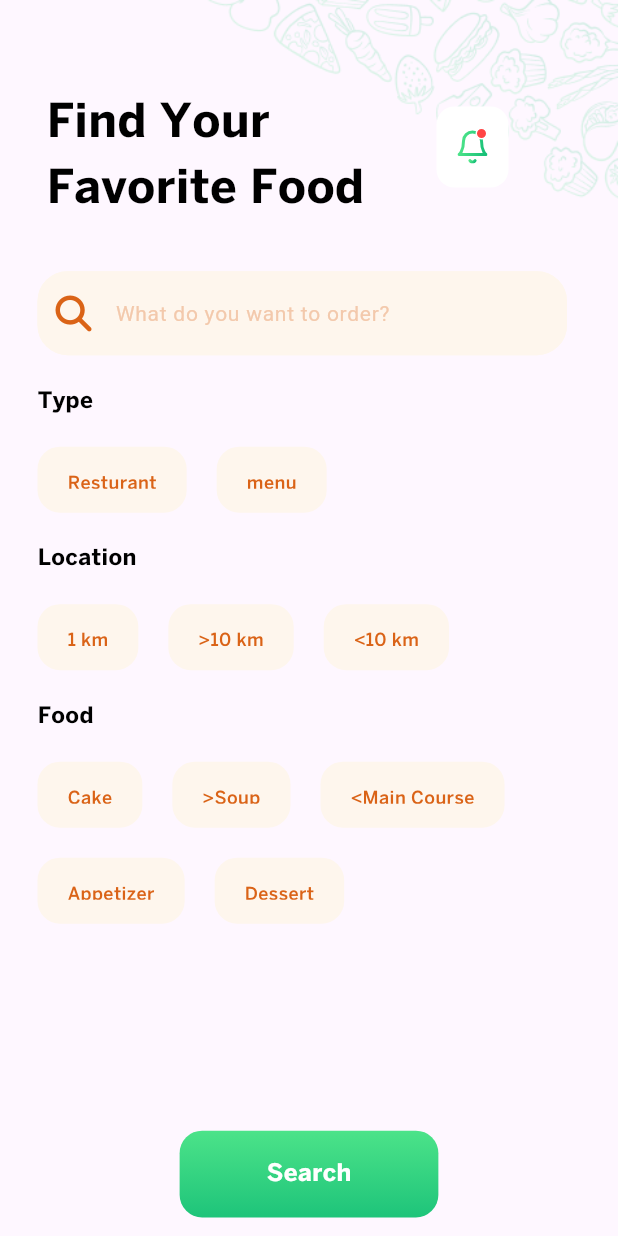
After one commit to mohamedemad121/food-ninja, a Flutter app: the FilterSearch screen opened by its route, on a phone screen of 412 x 824 dp. The commit adds this screen. Run offline on Flutter 3.47's test engine with Material 3 defaults, Android fonts, the phone set to English and light mode, and no system bars; our stand-ins replace flutter_svg, font_awesome_flutter, go_router, google_nav_bar, image_picker, pinput.

Commit message:
feat: Enhance FilterText component with onTap and svg properties; add FilterSearch view and ListFilter widget

```diff
--- a/lib/core/components/filter_text.dart
+++ b/lib/core/components/filter_text.dart
@@ -1,11 +1,11 @@
 import 'package:flutter/material.dart';
 import 'package:flutter_svg/svg.dart';
-import 'package:foodninja/core/constant/svg_manger.dart';
 import 'package:foodninja/presentation/home_view/widgets/custom_textsearch.dart';
 
 class FilterText extends StatelessWidget {
-  const FilterText({super.key});
-
+  const FilterText({super.key, this.onTap, this.svg});
+  final Function()? onTap;
+  final String? svg;
   @override
   Widget build(BuildContext context) {
     return Padding(
@@ -14,7 +14,7 @@ class FilterText extends StatelessWidget {
         children: [
           Expanded(child: CustomTextsearch()),
           SizedBox(width: 9),
-          SvgPicture.asset(SvgManger.filter),
+          if (svg != null) InkWell(onTap: onTap, child: SvgPicture.asset(svg!)),
         ],
       ),
     );
--- a/lib/core/constant/app_router.dart
+++ b/lib/core/constant/app_router.dart
@@ -1,4 +1,5 @@
 import 'package:foodninja/presentation/explore_resturant/views/explore_resturant.dart';
+import 'package:foodninja/presentation/filter/view/filter.dart';
 import 'package:foodninja/presentation/navigation_bar/navigation_bar.dart';
 import 'package:foodninja/presentation/notificion_success/notifiction_success.dart';
 import 'package:foodninja/presentation/on_boarding/views/page_view.dart';
@@ -34,6 +35,7 @@ class AppRouter {
   static const kNotifictionSuccess = '/NotifictionSuccess';
   static const knavigationbar = '/navigationbar';
   static const kexploreresturant = '/exploreresturant';
+  static const kfilter = '/filter';
   static final router = GoRouter(
     routes: [
       GoRoute(path: '/', builder: (context, state) => SplashView()),
@@ -68,6 +70,7 @@ class AppRouter {
         path: kexploreresturant,
         builder: (context, state) => ExploreResturant(),
       ),
+      GoRoute(path: kfilter, builder: (context, state) => FilterSearch()),
     ],
   );
 }
--- a/lib/presentation/explore_resturant/views/explore_resturant.dart
+++ b/lib/presentation/explore_resturant/views/explore_resturant.dart
@@ -1,6 +1,7 @@
 import 'package:flutter/material.dart';
 import 'package:foodninja/core/components/filter_text.dart';
 import 'package:foodninja/core/components/stack_navbar.dart';
+import 'package:foodninja/core/constant/svg_manger.dart';
 import 'package:foodninja/presentation/explore_resturant/widgets/grid_popular.dart';
 
 class ExploreResturant extends StatelessWidget {
@@ -16,7 +17,7 @@ class ExploreResturant extends StatelessWidget {
             children: [
               StackNavbar(),
               SizedBox(height: 18),
-              FilterText(),
+              FilterText(svg: SvgManger.filter),
               SizedBox(height: 20),
               Padding(
                 padding: const EdgeInsets.symmetric(horizontal: 31),
--- /dev/null
+++ b/lib/presentation/filter/view/filter.dart
@@ -0,0 +1,123 @@
+import 'package:flutter/material.dart';
+import 'package:foodninja/core/components/custom_button.dart';
+import 'package:foodninja/core/components/filter_text.dart';
+import 'package:foodninja/core/components/stack_navbar.dart';
+import 'package:foodninja/presentation/filter/widgets/list_filter.dart';
+
+class FilterSearch extends StatelessWidget {
+  FilterSearch({super.key});
+  final List<String> type = ['Resturant', 'menu'];
+  final List<String> location = ['1 km', '>10 km', '<10 km'];
+  final List<String> food = ['Cake', '>Soup', '<Main Course'];
+  final List<String> food2 = ['Appetizer', 'Dessert'];
+
+  @override
+  Widget build(BuildContext context) {
+    return Scaffold(
+      body: SafeArea(
+        child: Column(
+          crossAxisAlignment: CrossAxisAlignment.start,
+          children: [
+            StackNavbar(),
+            SizedBox(height: 18),
+            FilterText(),
+            SizedBox(height: 20),
+            Padding(
+              padding: const EdgeInsets.symmetric(horizontal: 25),
+              child: Text(
+                'Type',
+                style: TextStyle(
+                  fontSize: 15,
+                  color: Colors.black,
+                  fontFamily: 'BentonSansbold',
+                ),
+              ),
+            ),
+            SizedBox(height: 20),
+            SizedBox(
+              height: 44,
+              child: Padding(
+                padding: const EdgeInsets.symmetric(horizontal: 25),
+                child: ListView.builder(
+                  itemCount: type.length,
+                  scrollDirection: Axis.horizontal,
+                  itemBuilder: (context, index) {
+                    return ListFilter(text: type[index]);
+                  },
+                ),
+              ),
+            ),
+            SizedBox(height: 20),
+            Padding(
+              padding: const EdgeInsets.symmetric(horizontal: 25),
+              child: Text(
+                'Location',
+                style: TextStyle(
+                  fontSize: 15,
+                  color: Colors.black,
+                  fontFamily: 'BentonSansbold',
+                ),
+              ),
+            ),
+            SizedBox(height: 20),
+            SizedBox(
+              height: 44,
+              child: Padding(
+                padding: const EdgeInsets.symmetric(horizontal: 25),
+                child: ListView.builder(
+                  itemCount: location.length,
+                  scrollDirection: Axis.horizontal,
+                  itemBuilder: (context, index) {
+                    return ListFilter(text: location[index]);
+                  },
+                ),
+              ),
+            ),
+            SizedBox(height: 20),
+            Padding(
+              padding: const EdgeInsets.symmetric(horizontal: 25),
+              child: Text(
+                'Food',
+                style: TextStyle(
+                  fontSize: 15,
+                  color: Colors.black,
+                  fontFamily: 'BentonSansbold',
+                ),
+              ),
+            ),
+            SizedBox(height: 20),
+            SizedBox(
+              height: 44,
+              child: Padding(
+                padding: const EdgeInsets.symmetric(horizontal: 25),
+                child: ListView.builder(
+                  itemCount: food.length,
+                  scrollDirection: Axis.horizontal,
+                  itemBuilder: (context, index) {
+                    return ListFilter(text: food[index]);
+                  },
+                ),
+              ),
+            ),
+            SizedBox(height: 20),
+            SizedBox(
+              height: 44,
+              child: Padding(
+                padding: const EdgeInsets.symmetric(horizontal: 25),
+                child: ListView.builder(
+                  itemCount: food2.length,
+                  scrollDirection: Axis.horizontal,
+                  itemBuilder: (context, index) {
+                    return ListFilter(text: food2[index]);
+                  },
+                ),
+              ),
+            ),
+            SizedBox(height: 138),
+            Center(child: CustomButton(text: 'Search')),
+          ],
+        ),
+      ),
+    );
+  }
+}
--- /dev/null
+++ b/lib/presentation/filter/widgets/list_filter.dart
@@ -0,0 +1,27 @@
+import 'package:flutter/material.dart';
+
+class ListFilter extends StatelessWidget {
+  const ListFilter({super.key, required this.text});
+  final String text;
+  @override
+  Widget build(BuildContext context) {
+    return Container(
+      margin: EdgeInsets.only(right: 20),
+      decoration: BoxDecoration(
+        borderRadius: BorderRadius.circular(15),
+        color: Color(0xfffef6ed),
+      ),
+      child: Padding(
+        padding: const EdgeInsets.symmetric(horizontal: 20, vertical: 16),
+        child: Text(
+          text,
+          style: TextStyle(
+            color: Color(0xffDA6317),
+            fontSize: 12,
+            fontFamily: 'BentonSansmeduim',
+          ),
+        ),
+      ),
+    );
+  }
+}
--- a/lib/presentation/home_view/views/home_view.dart
+++ b/lib/presentation/home_view/views/home_view.dart
@@ -1,11 +1,12 @@
 import 'package:flutter/material.dart';
+import 'package:foodninja/core/components/filter_text.dart';
+import 'package:foodninja/core/components/stack_navbar.dart';
 import 'package:foodninja/core/constant/app_router.dart';
-import 'package:foodninja/core/components/filter_text.dart';
+import 'package:foodninja/core/constant/svg_manger.dart';
 import 'package:foodninja/presentation/home_view/widgets/list_view_popular.dart';
 import 'package:foodninja/presentation/home_view/widgets/list_view_popular_menu.dart';
 import 'package:foodninja/presentation/home_view/widgets/popular_resturant.dart';
 import 'package:foodninja/presentation/home_view/widgets/stack_home.dart';
-import 'package:foodninja/core/components/stack_navbar.dart';
 import 'package:go_router/go_router.dart';
 
 class HomeView extends StatelessWidget {
@@ -18,7 +19,14 @@ class HomeView extends StatelessWidget {
         slivers: [
           SliverToBoxAdapter(child: StackNavbar()),
           SliverToBoxAdapter(child: SizedBox(height: 18)),
-          SliverToBoxAdapter(child: FilterText()),
+          SliverToBoxAdapter(
+            child: FilterText(
+              onTap: () {
+                context.push(AppRouter.kfilter);
+              },
+              svg: SvgManger.filter,
+            ),
+          ),
           SliverToBoxAdapter(child: SizedBox(height: 20)),
           SliverToBoxAdapter(child: StackHome()),
           SliverToBoxAdapter(child: SizedBox(height: 25)),
--- a/lib/presentation/home_view/widgets/popular_resturant.dart
+++ b/lib/presentation/home_view/widgets/popular_resturant.dart
@@ -1,6 +1,4 @@
 import 'package:flutter/material.dart';
-import 'package:foodninja/core/constant/app_router.dart';
-import 'package:go_router/go_router.dart';
 
 class PopularResturant extends StatelessWidget {
   const PopularResturant({super.key, required this.text, required this.text2, this.onTap});
```
